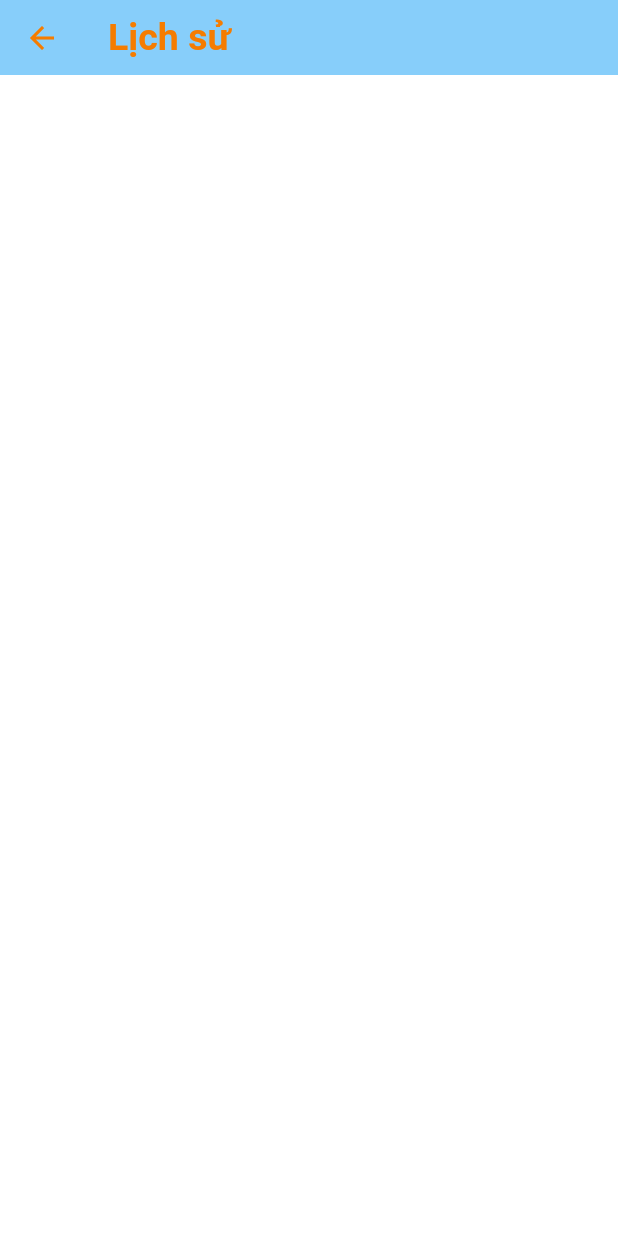
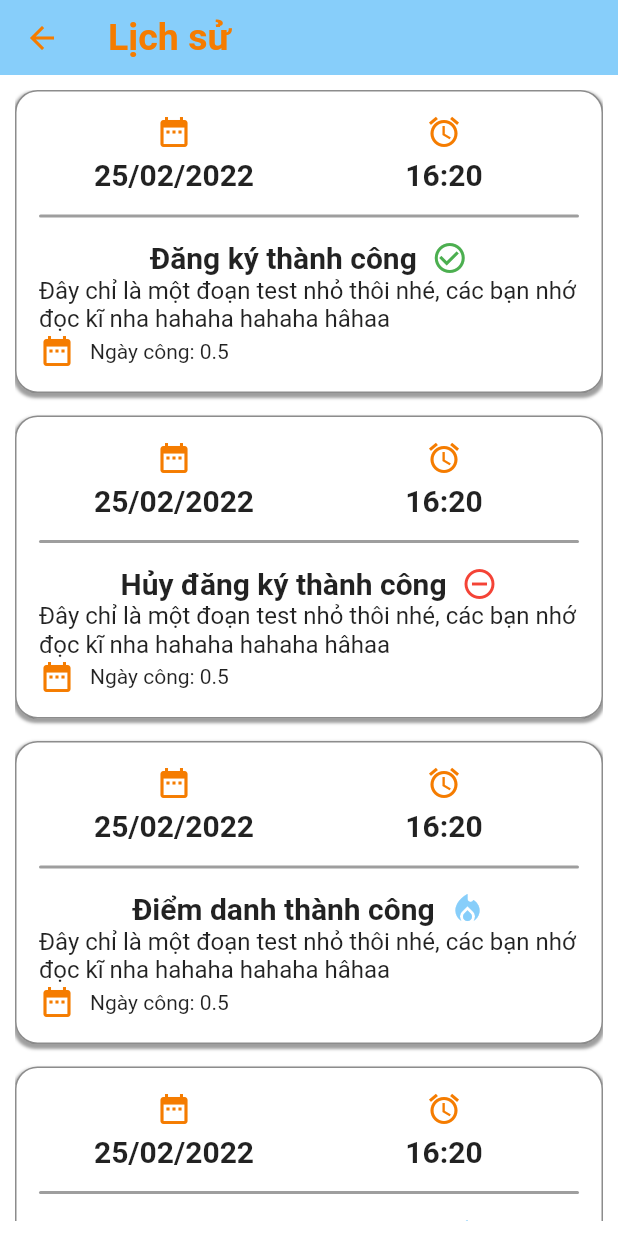
Before and after one commit to kiemhung2601/SocialWorkApp, a Flutter app: the HistoryStudentPage screen opened directly, on a phone screen of 412 x 824 dp. Run offline on Flutter 3.47's test engine with Material 2 defaults, Android fonts, the phone set to English and light mode, and no system bars; our stand-ins replace carousel_slider, percent_indicator, qr_flutter, shared_preferences, smooth_page_indicator; missing offline and left inert: qr_code_scanner; accounts and stored records are empty.

Commit message:
Fix UI notification_student_page and Build UI history_student_page

```diff
--- a/lib/pages/pages_student/history_student_page.dart
+++ b/lib/pages/pages_student/history_student_page.dart
@@ -1,5 +1,6 @@
 import 'package:flutter/material.dart';
 import 'package:socialwork/constant.dart';
+import 'package:socialwork/pages/pages_student/details_news_page.dart';
 
 class HistoryStudentPage extends StatefulWidget {
   const HistoryStudentPage({Key? key}) : super(key: key);
@@ -9,9 +10,12 @@ class HistoryStudentPage extends StatefulWidget {
 }
 
 class _HistoryStudentPageState extends State<HistoryStudentPage> {
-  Widget _buildAppBarView(){
+  late Icon _iconTitle;
+  late String _titleHistory;
+  List type = [1, 2, 3, 3, 2, 2, 1, 3, 1];
+
+  Widget _buildAppBarView() {
     return AppBar(
-
       elevation: 0.0,
       title: const Text('Lịch sử',
           style: TextStyle(
@@ -32,12 +36,162 @@ class _HistoryStudentPageState extends State<HistoryStudentPage> {
     );
   }
 
+  Widget _viewLine() {
+    return Container(
+      width: double.infinity,
+      height: 2,
+      decoration: BoxDecoration(
+        color: Colors.grey,
+        borderRadius: BorderRadius.circular(10),
+      ),
+    );
+  }
+
+  Widget _viewHistory(int type) {
+    if (type == 1) {
+      _iconTitle =
+      const Icon(Icons.check_circle_outline, color: Colors.green,);
+      _titleHistory = 'Đăng ký thành công';
+    }
+    else if(type == 2){
+      _iconTitle =
+      const Icon(Icons.remove_circle_outline, color: Colors.red);
+      _titleHistory = 'Hủy đăng ký thành công';
+    }
+    else {
+      _iconTitle = const Icon(Icons.local_fire_department, color: Color(Constant.mainColor),);
+      _titleHistory = 'Điểm danh thành công';
+    }
+    return Container(
+      width: double.infinity,
+      decoration: BoxDecoration(
+          color: Colors.white,
+          boxShadow: const [
+            BoxShadow(
+              color: Colors.grey,
+              spreadRadius: 1,
+              blurRadius: 1,
+              offset: Offset(0.0, 2.0),
+            )
+          ],
+          borderRadius: const BorderRadius.all(Radius.circular(15)),
+          border: Border.all(width: 1, color: Colors.black45)),
+      child: Padding(
+        padding: const EdgeInsets.all(15.0),
+        child: Column(
+          crossAxisAlignment: CrossAxisAlignment.center,
+          children: [
+            Row(
+              children: const [
+                Expanded(
+                    flex: 1,
+                    child: Icon(Icons.date_range,
+                        color: Color(Constant.mainColorIcon))),
+                Expanded(
+                    flex: 1,
+                    child:
+                        Icon(Icons.alarm, color: Color(Constant.mainColorIcon)))
+              ],
+            ),
+            const SizedBox(
+              height: 5,
+            ),
+            Row(
+              children: const [
+                Expanded(
+                    flex: 1,
+                    child: Align(
+                        child: Text(
+                      '25/02/2022',
+                      style:
+                          TextStyle(fontSize: 20, fontWeight: FontWeight.w600),
+                    ))),
+                Expanded(
+                    flex: 1,
+                    child: Align(
+                        child: Text('16:20',
+                            style: TextStyle(
+                                fontSize: 20, fontWeight: FontWeight.w600))))
+              ],
+            ),
+            const SizedBox(
+              height: 15,
+            ),
+            _viewLine(),
+            const SizedBox(
+              height: 15,
+            ),
+            Row(
+              mainAxisAlignment: MainAxisAlignment.center,
+              children: [
+                Text(
+                  _titleHistory,
+                  style: const TextStyle(fontSize: 20, fontWeight: FontWeight.w600),
+                ),
+                const SizedBox(width: 10,),
+                _iconTitle,
+              ],
+            ),
+            const Text(
+              "Đây chỉ là một đoạn test nhỏ thôi nhé, các bạn nhớ đọc kĩ nha hahaha hahaha hâhaa",
+              style: TextStyle(fontSize: 16),
+            ),
+            Row(
+              children: const [
+                Icon(
+                  Icons.date_range,
+                  color: Color(Constant.mainColorIcon),
+                ),
+                SizedBox(
+                  width: 10,
+                ),
+                Text('Ngày công: 0.5',
+                    style: TextStyle(
+                      fontSize: 14,
+                    )),
+              ],
+            )
+          ],
+        ),
+      ),
+    );
+  }
+
+  Widget _buildListHistory(){
+    return ListView.builder(
+        shrinkWrap: true,
+        itemCount: type.length,
+        itemBuilder: (context, index) {
+          return Column(
+            children: [
+              InkWell(
+                child: _viewHistory(type[index]),
+                onTap: () {
+                  Navigator.push(
+                      context,
+                      MaterialPageRoute(
+                          builder: (BuildContext context) =>
+                          const DetailsNewsPage()));
+                },
+              ),
+              const SizedBox(
+                height: 15,
+              )
+            ],
+          );
+        });
+  }
+
   @override
   Widget build(BuildContext context) {
     return Scaffold(
       appBar: PreferredSize(
-          preferredSize: const Size.fromHeight(50.0), child: _buildAppBarView()),
-      body: Container(),
+          preferredSize: const Size.fromHeight(50.0),
+          child: _buildAppBarView()),
+      body: Padding(
+        padding: const EdgeInsets.all(10.0),
+        child: _buildListHistory(),
+      ),
     );
   }
 }
--- a/lib/pages/pages_student/notification_student_page.dart
+++ b/lib/pages/pages_student/notification_student_page.dart
@@ -13,7 +13,7 @@ class NotificationStudentPage extends StatefulWidget {
 class _NotificationStudentPageState extends State<NotificationStudentPage> {
   late Icon _iconTitle;
   late String _titleNotification;
-  List type = [1, 2, 1, 3, 1, 3, 3, 2, 1];
+  List type = [1, 2, 2, 1, 2, 2, 1, 1, 1];
   Widget _buildAppBarView() {
     return AppBar(
       elevation: 0.0,
@@ -50,12 +50,10 @@ class _NotificationStudentPageState extends State<NotificationStudentPage> {
   Widget _viewNotification(int type) {
     if (type == 1) {
       _iconTitle =
-          const Icon(Icons.add_to_queue, color: Color(Constant.mainColorIcon));
-      _titleNotification = 'Đăng ký';
-    } else if (type == 2) {
-      _iconTitle = Icon(Icons.remove_from_queue, color: Colors.yellow.shade500);
-      _titleNotification = 'Hủy đăng ký';
-    } else {
+          const Icon(Icons.event_available, color: Color(Constant.mainColorIcon));
+      _titleNotification = 'Sự kiện';
+    }
+    else {
       _iconTitle = const Icon(Icons.check_box_outlined, color: Colors.green);
       _titleNotification = 'Điểm danh';
     }
@@ -118,7 +116,7 @@ class _NotificationStudentPageState extends State<NotificationStudentPage> {
               height: 10,
             ),
             const Text(
-              'Đăng ký thành công',
+              'Vừa có sự kiện mới',
               style: TextStyle(fontSize: 18, fontWeight: FontWeight.w700),
             ),
             const Text(
```
